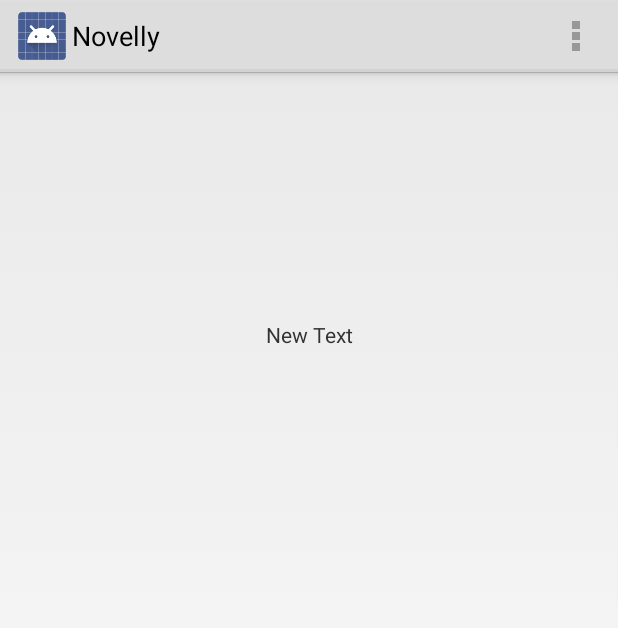
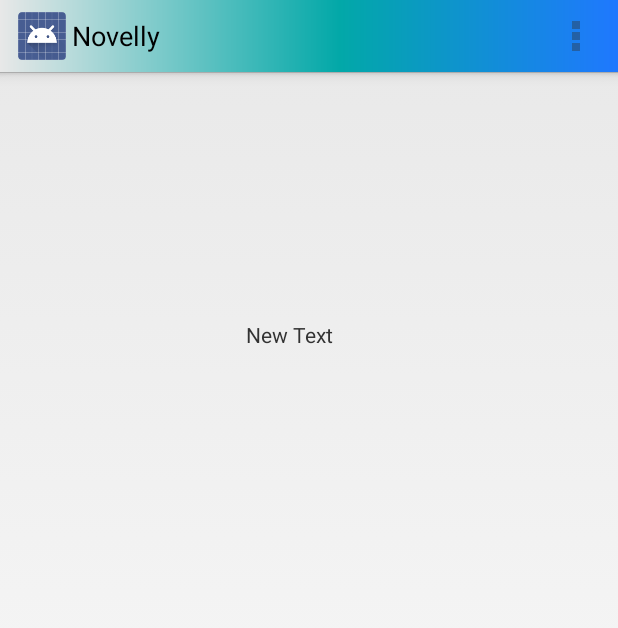
Before and after one commit to ret702/novelly, an Android app: the ViewStoryClass screen opened directly, with no data from a screen before it, on a phone screen of 412 x 824 dp. Shown: the top 628 px of the screen. Run offline under Robolectric (Android 15) with nearby library versions, the phone set to English and light mode, and no system bars.

Commit message:
10/11/15

```diff
--- a/app/src/main/AndroidManifest.xml
+++ b/app/src/main/AndroidManifest.xml
@@ -15,12 +15,11 @@
     <uses-permission android:name="android.permission.READ_CONTACTS" />
 
     <application
+        android:name=".appClass"
         android:allowBackup="true"
+        android:icon="@drawable/front"
         android:label="@string/app_name"
-        android:icon="@drawable/front"
-        android:theme="@style/AppTheme"
-        android:name=".appClass"
-        >
+        android:theme="@style/AppTheme" >
         <activity
             android:name=".login"
             android:label="@string/app_name" >
--- a/app/src/main/java/ret/novelly/novelly/MainActivity.java
+++ b/app/src/main/java/ret/novelly/novelly/MainActivity.java
@@ -25,11 +25,8 @@ public class MainActivity extends Activity {
         super.onCreate(savedInstanceState);
         setContentView(R.layout.activity_main);
         Bundle extra = getIntent().getExtras();
-        userID = extra.getString("userID");
+        userID = appClass.userID;
 
-        ParseObject testObject = new ParseObject("TestObject");
-        testObject.put("foo", "bar");
-        testObject.saveInBackground();
 
 
         final ListView userStories = (ListView) findViewById(R.id.mainlistview);
--- a/app/src/main/java/ret/novelly/novelly/ViewStoryClass.java
+++ b/app/src/main/java/ret/novelly/novelly/ViewStoryClass.java
@@ -21,9 +21,27 @@ public class ViewStoryClass extends Activity {
         Bundle extra =getIntent().getExtras();
         database db = new database(getApplicationContext());
         db.getWritableDatabase();
-        storyID= extra.getString("storyID");
-         userID = extra.getString("userID");
-        ((TextView)findViewById(R.id.viewuserstory)).setText(db.getStory(storyID).getUserStory());
+        userID = appClass.userID;
+        String pasteID;
+        Pastes paste;
+
+        try {
+            if ( extra.getString("pasteID") != null) {
+
+                pasteID = extra.getString("pasteID");
+                paste = db.getPaste(pasteID);
+                ((TextView)findViewById(R.id.viewuserstory)).setText(db.getPaste(pasteID).getUserPaste());
+
+            } else if (extra.getString("storyID") != null) {
+                storyID= extra.getString("storyID");
+                ((TextView)findViewById(R.id.viewuserstory)).setText(db.getStory(storyID).getUserStory());
+            }
+
+        } catch (Exception e) {
+        }
+
+
+
 
     }
 
--- a/app/src/main/java/ret/novelly/novelly/appClass.java
+++ b/app/src/main/java/ret/novelly/novelly/appClass.java
@@ -21,26 +21,32 @@ import java.text.SimpleDateFormat;
 import java.util.Calendar;
 import java.util.Date;
 import java.util.TimeZone;
+import java.util.UUID;
 
 public class appClass extends Application {
+    protected static String userID = UUID.randomUUID().toString();
 
     @Override
     public void onCreate() {
         super.onCreate();
 
-       //Async Stuff
-        SntpClient.GetNTPAsynctask ntpInstance = new SntpClient.GetNTPAsynctask();
-        String result="";
-        try {
-            result = ntpInstance.execute().get();
-        } catch (Exception e) {
 
-        }
 
-        Calendar date =  Calendar.getInstance();
-        int timeZoneOffset= 25200000;
-        date.setTimeZone(TimeZone.getTimeZone("America/Los_Angeles"));
-        date.setTimeInMillis(Long.parseLong(result)- (timeZoneOffset));
+// Might use might not, idk
+//
+//        //Async Stuff
+//        String result="";
+//        SntpClient.GetNTPAsynctask ntpInstance = new SntpClient.GetNTPAsynctask();
+//        try {
+//            result = ntpInstance.execute().get();
+//        } catch (Exception e) {
+//
+//        }
+//        //get epoch time
+//        Calendar date =  Calendar.getInstance();
+//        int timeZoneOffset= 25200000;
+//        date.setTimeZone(TimeZone.getTimeZone("America/Los_Angeles"));
+//        date.setTimeInMillis(Long.parseLong(result) - (timeZoneOffset));
 
 
 
@@ -50,6 +56,8 @@ public class appClass extends Application {
         Parse.enableLocalDatastore(this);
         Parse.initialize(this, "8rw0sGCaHLlMEOdD4wPK3youSyvnxk0ZFYkjDbRe", "1D8GpLW324cI2Fgn0htFuSHgCWcHqtlQcNnBq8EB");
         ParseObject parseTime = new ParseObject("time");
+        parseTime.put("test","test");
+        parseTime.saveInBackground();
 
 
 
--- a/app/src/main/java/ret/novelly/novelly/login.java
+++ b/app/src/main/java/ret/novelly/novelly/login.java
@@ -92,7 +92,6 @@ public class login extends Activity implements
        Toast.makeText(getApplicationContext(),"Signed in!", Toast.LENGTH_LONG);
         //TODO:Create application class to store global userID
         Intent intent = new Intent(login.this,MainActivity.class);
-        intent.putExtra("userID", UUID.randomUUID().toString());
         startActivity(intent);
     }
 
--- /dev/null
+++ b/app/src/main/res/drawable/actionbar.xml
@@ -0,0 +1,15 @@
+<?xml version="1.0" encoding="utf-8"?>
+<shape xmlns:android="http://schemas.android.com/apk/res/android" android:shape="rectangle"
+    android:useLevel="false"
+    >
+
+    <gradient
+        android:angle="360"
+        android:centerX="55%"
+        android:centerColor="#02A8A8"
+        android:startColor="#E8E8E8"
+        android:endColor="#1F78FF"
+        android:type="linear"
+        />
+
+</shape>
--- /dev/null
+++ b/app/src/main/res/drawable/buttonshape.xml
@@ -0,0 +1,28 @@
+<?xml version="1.0" encoding="utf-8"?>
+<shape xmlns:android="http://schemas.android.com/apk/res/android" android:shape="rectangle" >
+    <corners
+        android:radius="14dp"
+        />
+    <gradient
+        android:angle="360"
+        android:centerX="55%"
+        android:centerColor="#02A8A8"
+        android:startColor="#E8E8E8"
+        android:endColor="#1F78FF"
+        android:type="linear"
+        />
+    <padding
+        android:left="0dp"
+        android:top="0dp"
+        android:right="0dp"
+        android:bottom="0dp"
+        />
+    <size
+        android:width="150dp"
+        android:height="150dp"
+        />
+    <stroke
+        android:width="6dp"
+        android:color="#878787"
+        />
+</shape>
--- a/app/src/main/res/layout/activity_main.xml
+++ b/app/src/main/res/layout/activity_main.xml
@@ -10,9 +10,4 @@
 
 
 
-
-
-
-
-
 </ListView>
--- a/app/src/main/res/layout/viewstory.xml
+++ b/app/src/main/res/layout/viewstory.xml
@@ -3,29 +3,68 @@
     android:layout_width="match_parent"
     android:layout_height="match_parent">
 
+    <ScrollView
+        android:layout_width="fill_parent"
+        android:layout_height="fill_parent">
+
+        <LinearLayout
+            android:layout_width="fill_parent"
+            android:layout_height="fill_parent"
+            android:orientation="vertical">
+
+        <RelativeLayout
+            android:layout_width="wrap_content"
+            android:layout_height="wrap_content"
+            android:orientation="horizontal"
+          >
+
             <ImageView
+                android:id="@+id/imageView"
                 android:layout_width="150dp"
                 android:layout_height="150dp"
-        android:id="@+id/imageView"
-        android:layout_alignParentTop="true" />
+             android:layout_alignParentLeft="true"
+             />
+
+            <Button
+                android:id="@+id/btn_pasteit"
+                android:text="Paste it!"
+                android:textColor="#FFFFFF"
+                android:textSize="30sp"
+                android:layout_width="150dp"
+                android:layout_height="150dp"
+                android:background="@drawable/buttonshape"
+                android:shadowColor="#A8A8A8"
+                android:shadowDx="0"
+                android:shadowDy="0"
+                android:shadowRadius="5"
+                android:layout_alignParentRight="true"
+                android:visibility="invisible"
+                />
+
+
+        </RelativeLayout>
 
             <TextView
-        android:layout_width="fill_parent"
-        android:layout_height="414dp"
-        android:id="@+id/viewuserstory"
-        android:layout_alignParentBottom="true"
-        android:layout_toEndOf="@+id/imageView"
-        android:layout_alignParentLeft="true"
-        android:layout_alignParentStart="true"
-        android:layout_below="@+id/textView" />
-
-    <TextView
-        android:layout_width="fill_parent"
+                android:id="@+id/textView"
+                android:layout_width="386dp"
                 android:layout_height="50dp"
-        android:text="New Text"
-        android:id="@+id/textView"
                 android:layout_alignParentLeft="true"
                 android:layout_alignParentStart="true"
                 android:layout_below="@+id/imageView"
-        android:gravity="center" />
+                android:gravity="center"
+                android:text="New Text" />
+
+            <TextView
+                android:id="@+id/viewuserstory"
+                android:layout_width="fill_parent"
+                android:layout_height="336dp"
+                android:layout_alignParentBottom="true"
+                android:layout_alignParentLeft="true"
+                android:layout_alignParentStart="true"
+                android:layout_below="@+id/textView"
+                android:layout_toEndOf="@+id/imageView" />
+
+        </LinearLayout>
+    </ScrollView>
+
 </RelativeLayout>
--- a/app/src/main/res/values/strings.xml
+++ b/app/src/main/res/values/strings.xml
@@ -15,5 +15,6 @@
     <string name="title_section3">Section 3</string>
     <string name="title_activity_view_pastes">ViewPastes</string>
     <string name="Delete_DB">Delete DB</string>
+    <string name="title_activity_read">Read</string>
 
 </resources>
--- a/app/src/main/res/values/styles.xml
+++ b/app/src/main/res/values/styles.xml
@@ -3,6 +3,14 @@
     <!-- Base application theme. -->
     <style name="AppTheme" parent="android:Theme.Holo.Light">
         <!-- Customize your theme here. -->
+        <item name="android:actionBarStyle">
+            @style/MyActionBar
+        </item>
+
+    </style>
+
+    <style name="MyActionBar" parent="@android:style/Widget.Holo.Light.ActionBar">
+        <item name="android:background">@drawable/actionbar</item>
     </style>
 
 </resources>
```
Lines whose indentation alone changed are shown as unchanged.
